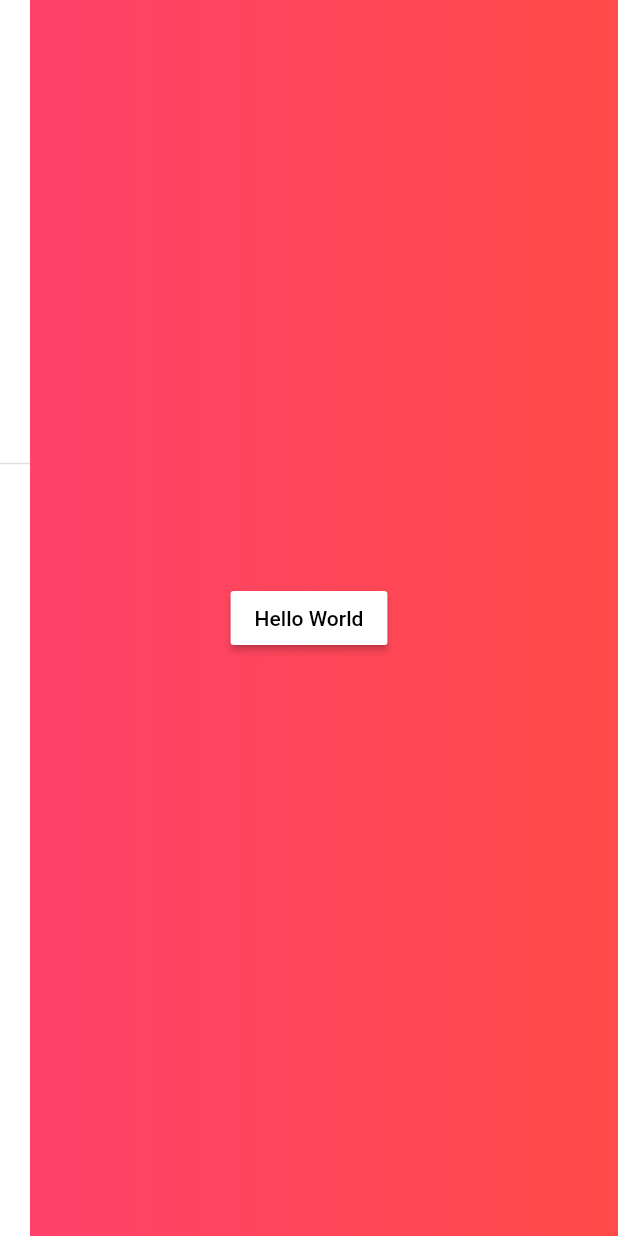
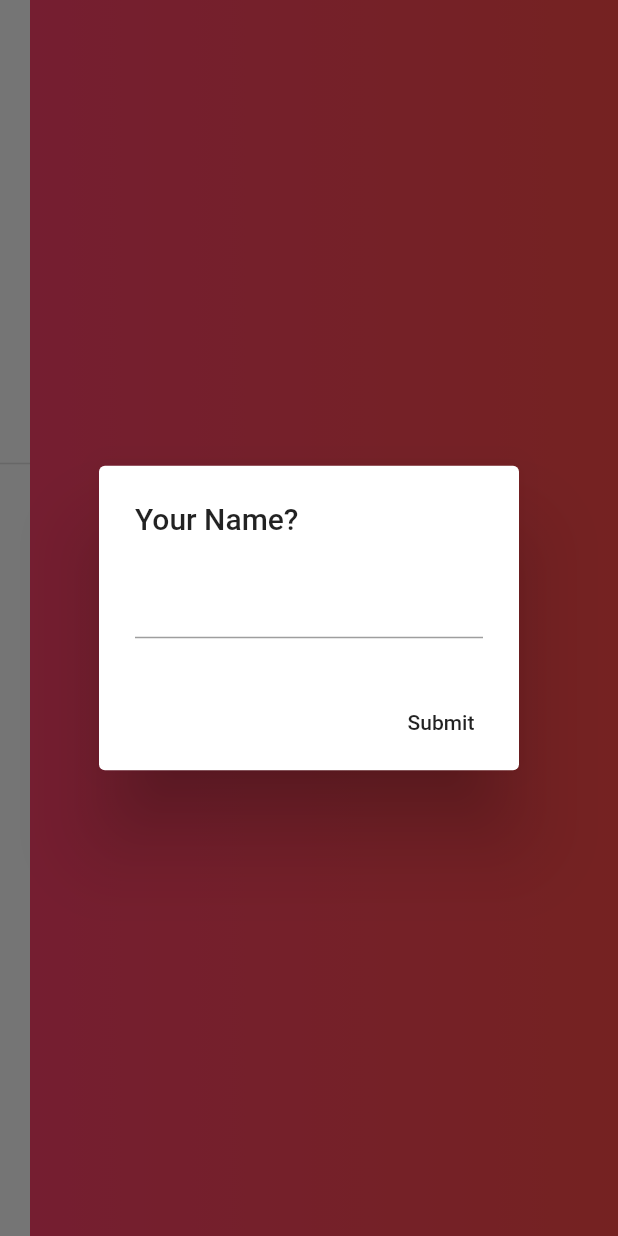
Before and after one commit to suyogguragain/PictureGalleryapp, a Flutter app: the screen it shows after launch, after a tap on "Hello World", on a phone screen of 412 x 824 dp. Run offline on Flutter 3.47's test engine with Material 2 defaults, Android fonts, the phone set to English and light mode, and no system bars.

Commit message:
Alert pop up dialog box + snackbar funcationality

```diff
--- a/flutter_app/lib/main.dart
+++ b/flutter_app/lib/main.dart
@@ -26,6 +26,8 @@ class HomePage extends StatefulWidget {
 }
 
 class _HomePageState extends State<HomePage> {
+
+  final GlobalKey<ScaffoldState> _scaffoldkey = new GlobalKey<ScaffoldState>();
 
   Offset _offset = Offset(0,0);
   GlobalKey globalKey = GlobalKey();
@@ -61,6 +63,31 @@ class _HomePageState extends State<HomePage> {
     return size;
   }
 
+  Future<String> createAlertDialog(BuildContext context){
+
+    TextEditingController customController = TextEditingController() ;
+
+    return showDialog(context: context, builder: (context){
+      return AlertDialog(
+        title: Text("Your Name?"),
+        content: TextField(
+          controller: customController,
+        ),
+        actions: <Widget>[
+          MaterialButton(
+            elevation: 5.0,
+            child: Text("Submit"),
+            onPressed: () {
+
+              Navigator.of(context).pop(customController.text.toString());
+
+            } ,
+          )
+        ],
+      );
+    });
+  }
+
   @override
   Widget build(BuildContext context) {
 
@@ -68,8 +95,8 @@ class _HomePageState extends State<HomePage> {
     double sidebarSize = mediaQuery.width * 0.65;
     double menuContainerHeight = mediaQuery.height/2;
 
-    return SafeArea(
-      child: Scaffold(
+    return Scaffold(
+      key: _scaffoldkey,
       body: Container(
         decoration: BoxDecoration(
           gradient: LinearGradient(colors: [
@@ -82,7 +109,13 @@ class _HomePageState extends State<HomePage> {
           children: <Widget>[
             Center(
               child: MaterialButton(
-                  onPressed: (){},
+                onPressed: (){
+                  createAlertDialog(context).then((onvalue) {
+                    print('$onvalue');
+                    SnackBar mysnackbar = SnackBar(content: Text("Hello $onvalue"));
+                    _scaffoldkey.currentState.showSnackBar(mysnackbar);
+                  });
+                },
                 color: Colors.white,
                 child: Text(
                   "Hello World",
@@ -202,7 +235,6 @@ class _HomePageState extends State<HomePage> {
           ],
         ),
       ),
-      ),
     );
   }
 }
```
Lines whose indentation alone changed are shown as unchanged.
